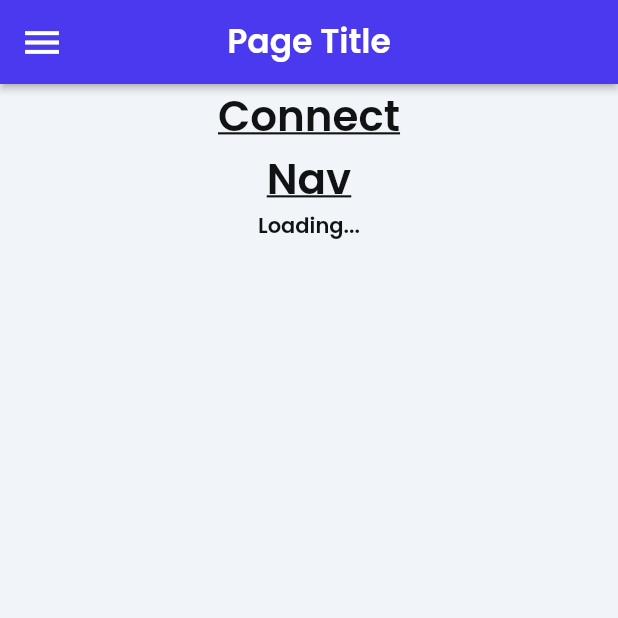
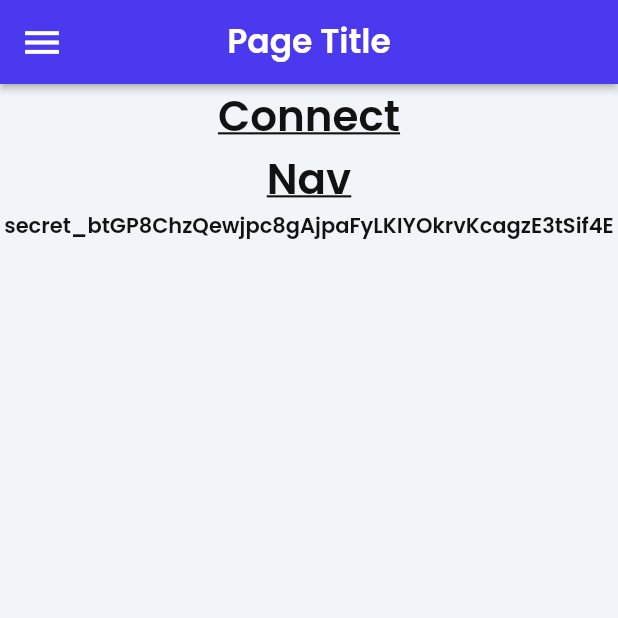
Before and after one commit to sahilkhosla/better-notion-m65hhz, a Flutter app: the screen it shows once a user with an empty profile is signed in, on a phone screen of 412 x 824 dp, the top half of it. Run offline on Flutter 3.47's test engine with Material 2 defaults, Android fonts, the phone set to English and light mode, and no system bars; our stand-ins replace auto_size_text, built_collection, built_value, cloud_firestore, csv, equatable and 17 more; missing offline and left inert: json_path; accounts and stored records are empty.

```diff
--- a/lib/app_state.dart
+++ b/lib/app_state.dart
@@ -1,6 +1,7 @@
 import 'package:flutter_secure_storage/flutter_secure_storage.dart';
 import 'package:csv/csv.dart';
 import 'flutter_flow/lat_lng.dart';
+import 'dart:convert';
 
 class FFAppState {
   static final FFAppState _instance = FFAppState._internal();
@@ -21,7 +22,7 @@ class FFAppState {
 
   late FlutterSecureStorage secureStorage;
 
-  String _accessToken = 'Loading...';
+  String _accessToken = 'secret_btGP8ChzQewjpc8gAjpaFyLKIYOkrvKcagzE3tSif4E';
   String get accessToken => _accessToken;
   set accessToken(String _value) {
     _accessToken = _value;
@@ -32,9 +33,14 @@ class FFAppState {
     secureStorage.delete(key: 'ff_accessToken');
   }
 
-  String statusMessage = '';
+  String statusMessage = 'Loading...';
 
-  List<String> dbNames = [];
+  List<String> dbNames = ['DB 01', 'DB 02'];
+
+  List<dynamic> dbMetaData = [
+    jsonDecode('{\"name\":\"DB 01\",\"id\":\"001ls\"}'),
+    jsonDecode('{\"name\":\"DB 02\",\"id\":\"002ls\"}')
+  ];
 }
 
 LatLng? _latLngFromString(String? val) {
```
Also changed, not shown: lib/add_to_notion/add_to_notion_widget.dart (+21 -4 lines), lib/d_b_list/d_b_list_widget.dart (+43 -4 lines), lib/flutter_flow/custom_functions.dart (added, +36 -0 lines).
